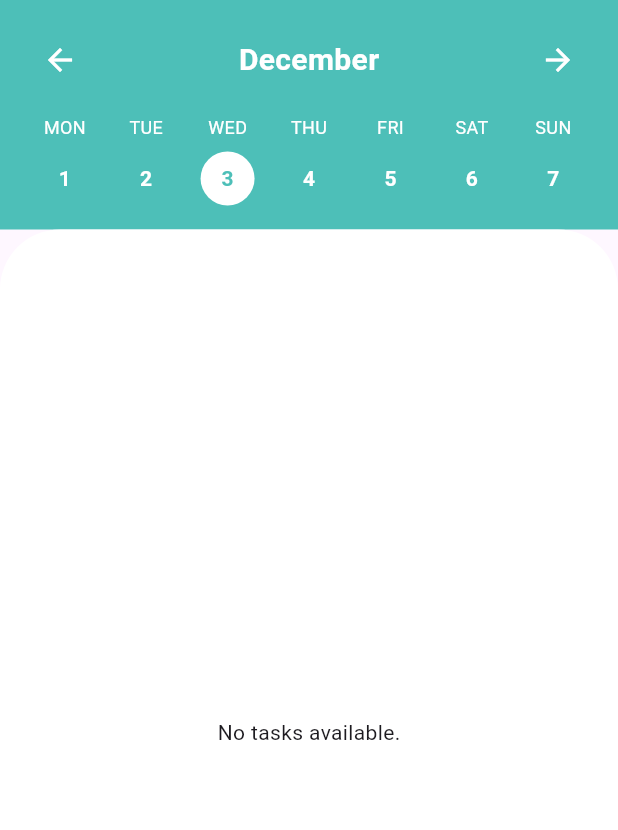
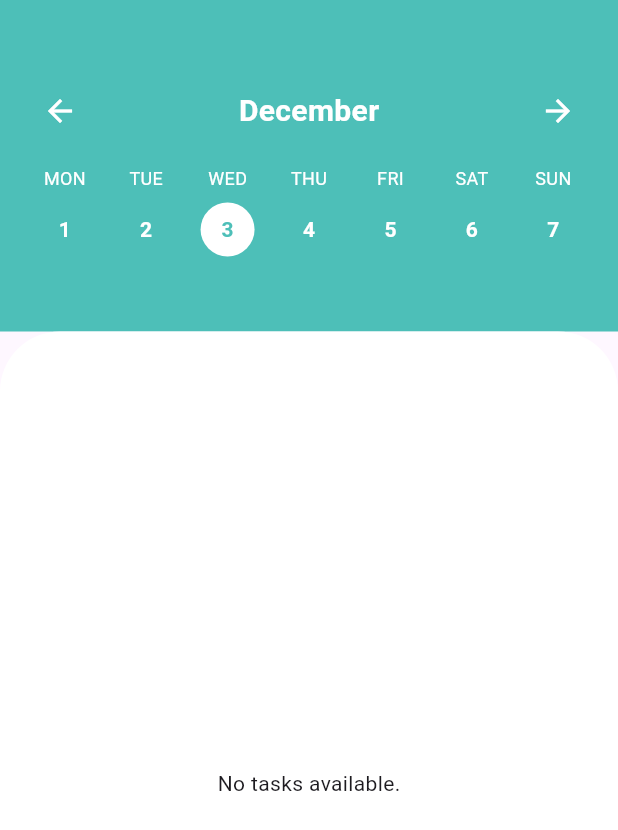
Before and after one commit to JeremyBarcebal/care_connect, a Flutter app: the TaskPage screen opened directly, on a phone screen of 412 x 824 dp. Shown: the top 830 px of the screen. Run offline on Flutter 3.47's test engine with Material 3 defaults, Android fonts, the phone set to English and light mode, and no system bars; our stand-ins replace cloud_firestore, firebase_auth, firebase_core, firebase_storage, flutter_local_notifications, image_picker and 1 more; accounts and stored records are empty; network calls fail.

Commit message:
fix UI and state in notelist

```diff
--- a/lib/pages/client/settings_page.dart
+++ b/lib/pages/client/settings_page.dart
@@ -324,6 +324,7 @@ class _SettingsPageState extends State<SettingsPage> {
       appBar: AppBar(
         title: const Text('Settings'),
         backgroundColor: const Color(0xFF4DBFB8),
+        foregroundColor: Colors.white,
         centerTitle: true,
       ),
       body: SingleChildScrollView(
--- a/lib/pages/client/task_page.dart
+++ b/lib/pages/client/task_page.dart
@@ -99,7 +99,8 @@ class _TaskPageState extends State<TaskPage> {
           // Teal header with calendar
           Container(
             color: Color(0xFF4DBFB8),
-            padding: EdgeInsets.symmetric(vertical: 16, horizontal: 16),
+            height: 221,
+            padding: EdgeInsets.symmetric(vertical: 50, horizontal: 16),
             child: Column(
               children: [
                 // Month navigation
```
Also changed, not shown: lib/pages/client/note_list_page.dart (+6 -2 lines).
